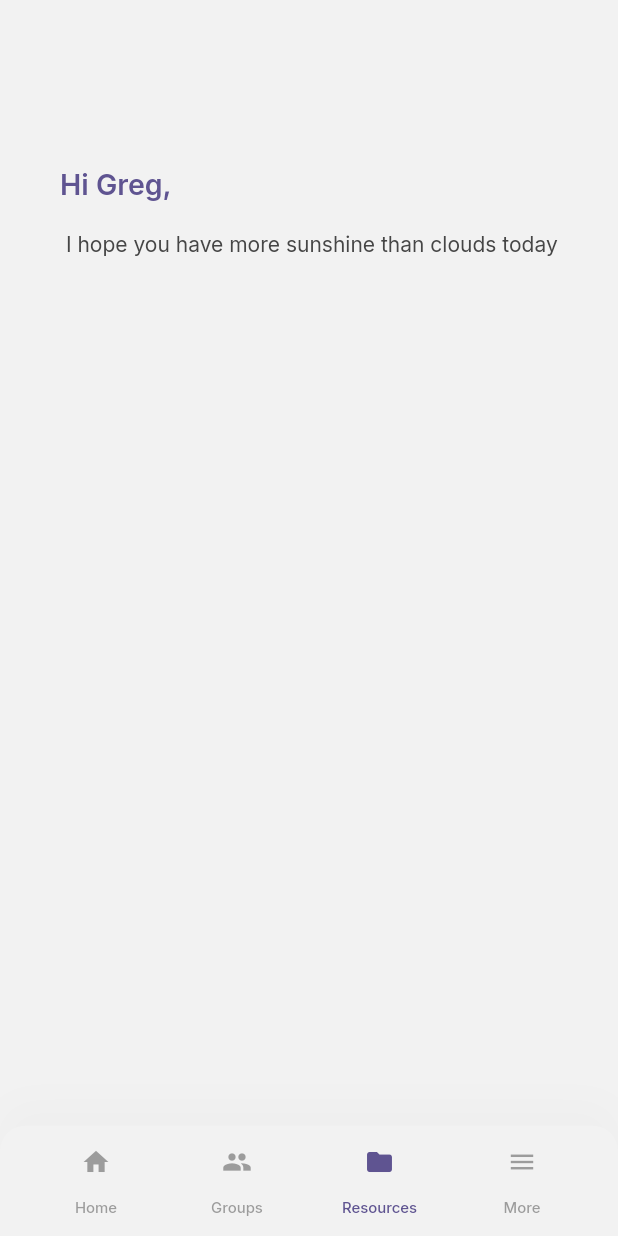
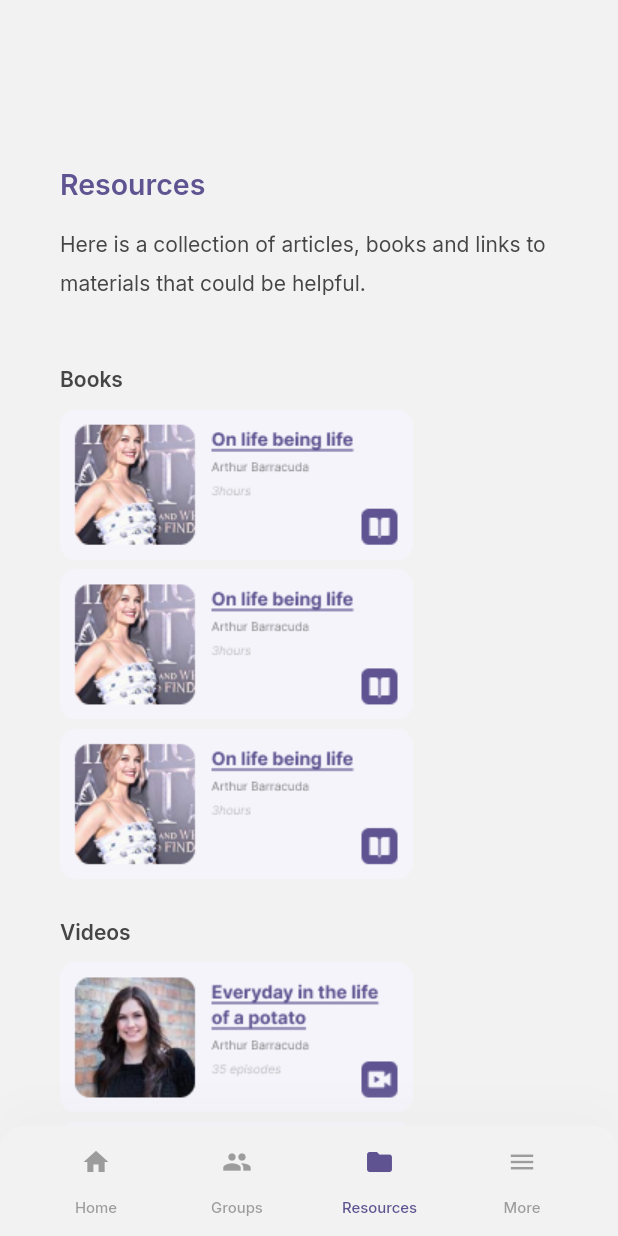
Before and after one commit to GENESDEMON/Hive, a Flutter app: the Resources screen opened directly, on a phone screen of 412 x 824 dp. Run offline on Flutter 3.47's test engine with Material 2 defaults, Android fonts, the phone set to English and light mode, and no system bars; our stand-ins replace google_fonts.

Commit message:
this is the dirtiest and laziest thing i have written

```diff
--- a/lib/views/tabs/resources.dart
+++ b/lib/views/tabs/resources.dart
@@ -18,24 +18,60 @@ class Resources extends StatelessWidget {
         selectedMenu: Menu.resources,
       ),
       body: Padding(
-        padding: EdgeInsets.fromLTRB(40, 100, 40, 50),
+        padding: EdgeInsets.fromLTRB(40, 100, 40, 0),
+        child: SingleChildScrollView(
           child: Column(
             crossAxisAlignment: CrossAxisAlignment.start,
             mainAxisAlignment: MainAxisAlignment.start,
             children: [
               Text(
-              "Hi Greg,",
+                "Resources",
                 style: w600(19, pRYCOLOUR),
                 textAlign: TextAlign.center,
               ),
               SizedBox(height: getScreenHeight(10)),
               Text(
-              " I hope you have more sunshine than clouds today",
+                "Here is a collection of articles, books and links to materials that could be helpful.",
                 style: w400(14, bLKCOLOUR),
+              ),
+              SizedBox(height: getScreenHeight(40)),
+              Text(
+                "Books",
+                style: w600(14, bLKCOLOUR),
                 textAlign: TextAlign.center,
               ),
               SizedBox(height: getScreenHeight(10)),
+              Image.asset("assets/3.png"),
+              SizedBox(height: getScreenHeight(7)),
+              Image.asset("assets/3.png"),
+              SizedBox(height: getScreenHeight(7)),
+              Image.asset("assets/3.png"),
+              SizedBox(height: getScreenHeight(20)),
+              Text(
+                "Videos",
+                style: w600(14, bLKCOLOUR),
+                textAlign: TextAlign.center,
+              ),
+              SizedBox(height: getScreenHeight(10)),
+              Image.asset("assets/2.png"),
+              SizedBox(height: getScreenHeight(7)),
+              Image.asset("assets/2.png"),
+              SizedBox(height: getScreenHeight(7)),
+              Image.asset("assets/2.png"),
+              SizedBox(height: getScreenHeight(40)),
+              Text(
+                "Podcasts",
+                style: w600(14, bLKCOLOUR),
+                textAlign: TextAlign.center,
+              ),
+              SizedBox(height: getScreenHeight(10)),
+              Image.asset("assets/1.png"),
+              SizedBox(height: getScreenHeight(7)),
+              Image.asset("assets/1.png"),
+              SizedBox(height: getScreenHeight(7)),
+              Image.asset("assets/1.png"),
             ],
+          ),
         ),
       ),
     );
```
Also changed, not shown: lib/views/tabs/groups.dart (+72 -1 lines), lib/views/tabs/home.dart (+28 -1 lines), assets/1.png (added), assets/2.png (added), assets/3.png (added), assets/g1.png (added), assets/g2.png (added), assets/g3.png (added), assets/quote.png (added), assets/search.png (added). Lines whose indentation alone changed are shown as unchanged.
